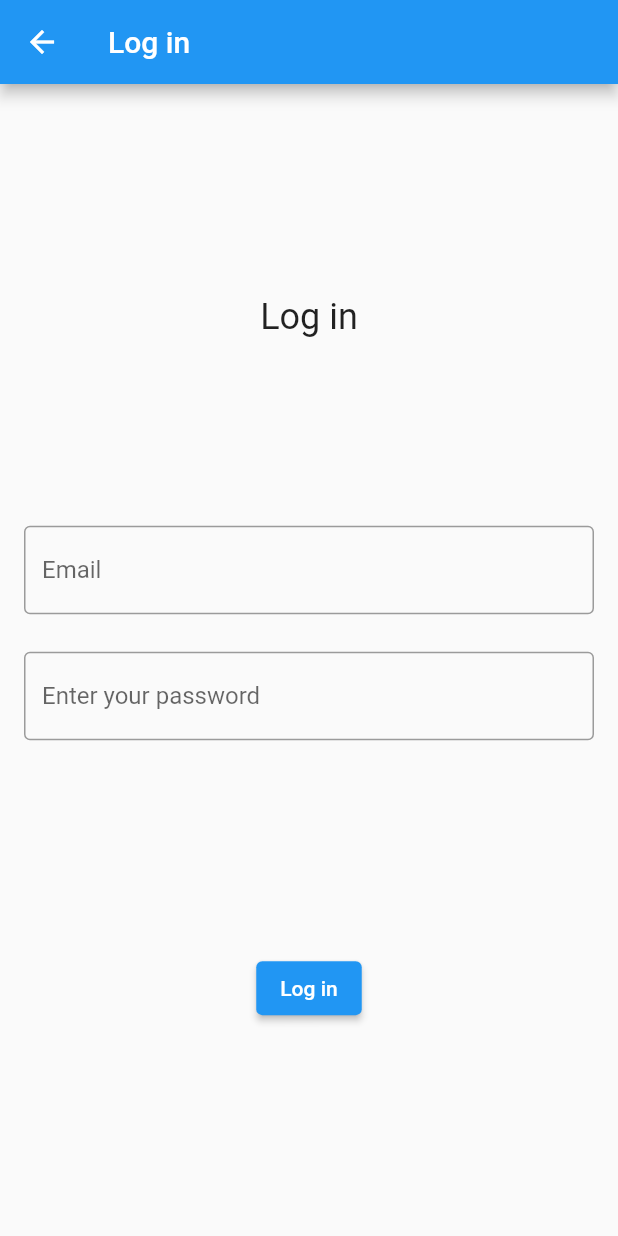
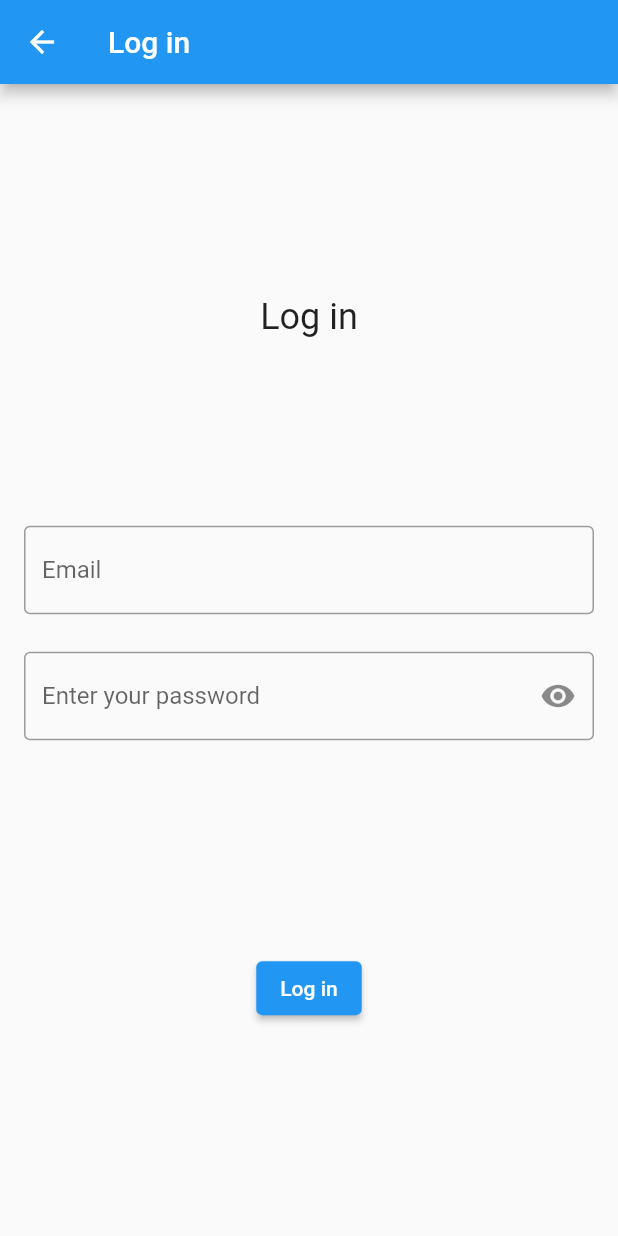
Before and after one commit to ArjunS07/sih-app, a Flutter app: the screen it shows after launch, after a tap on "Log in", on a phone screen of 412 x 824 dp. Run offline on Flutter 3.47's test engine with Material 2 defaults, Android fonts, the phone set to English and light mode, and no system bars; our stand-ins replace dio, multi_select_flutter, shared_preferences; missing offline and left inert: search_choices.

Commit message:
Add password toggle to login screen

```diff
--- a/lib/screens/login.dart
+++ b/lib/screens/login.dart
@@ -18,6 +18,21 @@ class _LoginState extends State<Login> {
   final TextEditingController _passController = TextEditingController();
 
   String _errorText = '';
+  bool _obscurePassword = true;
+
+  void _togglePasswordVisibility() {
+    setState(() {
+      _obscurePassword = !_obscurePassword;
+    });
+  }
+
+  Widget _decideIcon() {
+    if (_obscurePassword) {
+      return const Icon(Icons.visibility);
+    } else {
+      return const Icon(Icons.visibility_off);
+    }
+  }
 
   void _login(context) async {
     if (_formKey.currentState!.validate()) {
@@ -97,14 +112,21 @@ class _LoginState extends State<Login> {
                     ),
                     SizedBox(height: 25.0),
                     TextFormField(
-                        obscureText: true,
+                        obscureText: _obscurePassword,
                         enableSuggestions: false,
                         autocorrect: false,
                         textCapitalization: TextCapitalization.none,
                         controller: _passController,
                         decoration: InputDecoration(
-                          border: OutlineInputBorder(),
+                          border: const OutlineInputBorder(),
                           labelText: 'Enter your password',
+                          suffixIcon: _obscurePassword ? Padding(
+                            padding: const EdgeInsets.all(0.0),
+                            child: GestureDetector(onTap: _togglePasswordVisibility, child: const Icon(Icons.visibility)),
+                          ) : Padding(
+                            padding: const EdgeInsets.all(0.0),
+                            child: GestureDetector(onTap: _togglePasswordVisibility, child: const Icon(Icons.visibility_off)),
+                          )
                         ),
                         validator: (value) {
                           if (value == null || value.isEmpty) {
```
